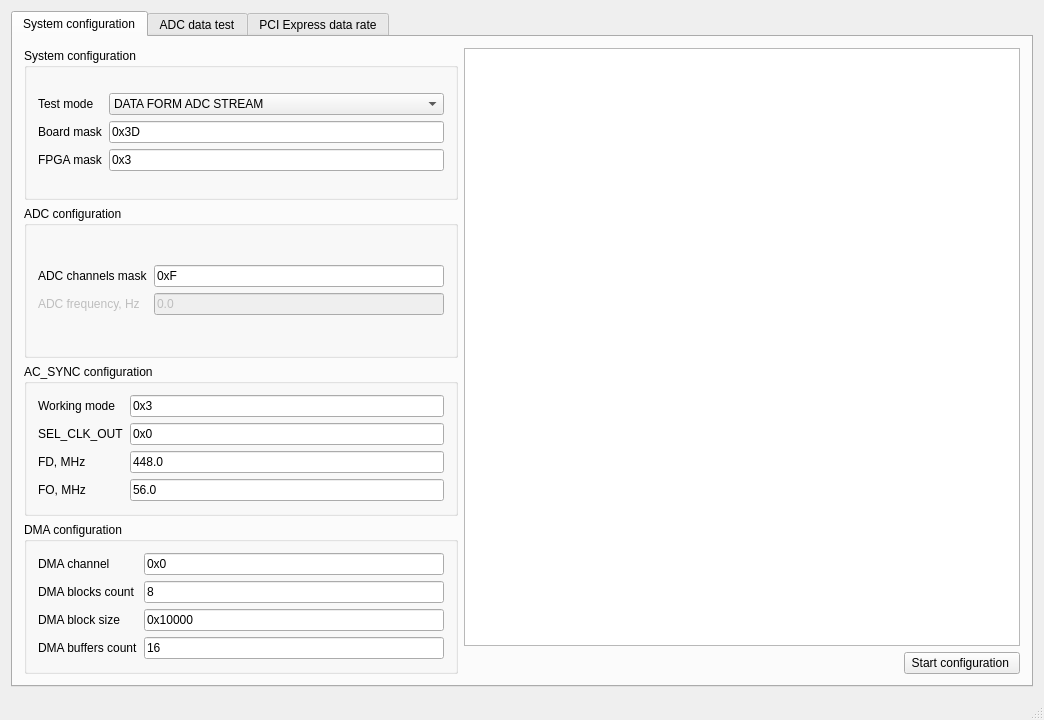
karakozov/mainstream, file gui/mainwindow.ui: the form before one commit.
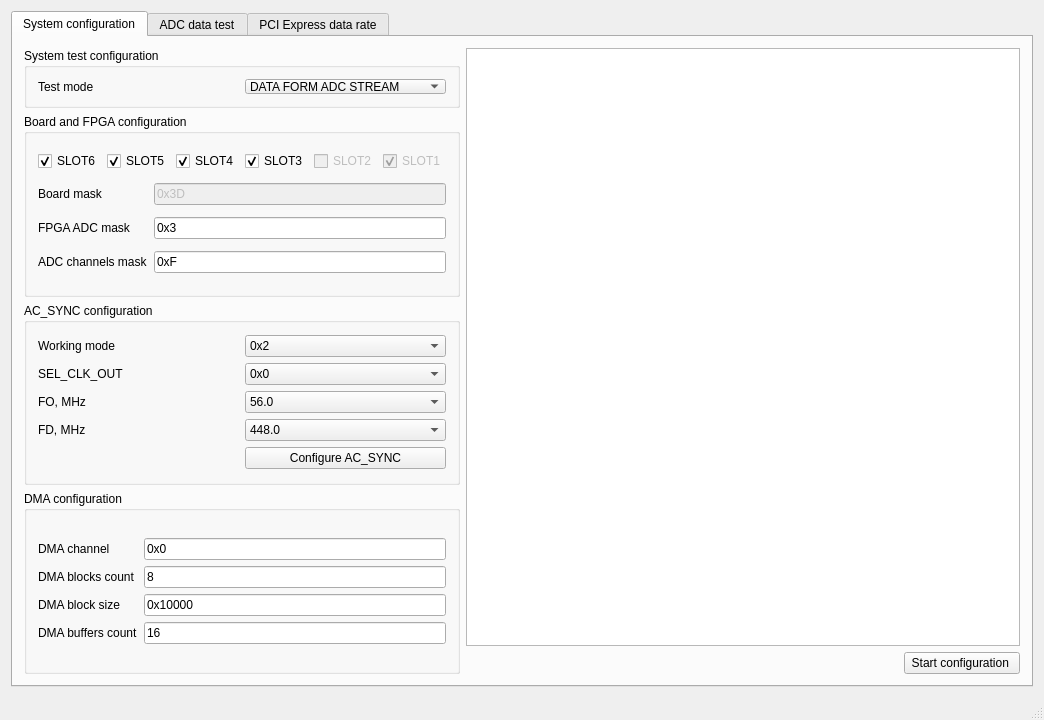
The form after the commit.

```diff
--- a/gui/mainwindow.ui
+++ b/gui/mainwindow.ui
@@ -36,19 +36,18 @@
          <layout class="QVBoxLayout" name="verticalLayout">
           <item>
            <widget class="QGroupBox" name="groupBox_2">
+            <property name="maximumSize">
+             <size>
+              <width>16777215</width>
+              <height>60</height>
+             </size>
+            </property>
             <property name="title">
-             <string>System configuration</string>
+             <string>System test configuration</string>
             </property>
             <layout class="QGridLayout" name="gridLayout_4">
              <item row="0" column="0">
               <layout class="QGridLayout" name="gridLayout_5">
-               <item row="1" column="1">
-                <widget class="QLineEdit" name="leBoardMask">
-                 <property name="text">
-                  <string>0x3D</string>
-                 </property>
-                </widget>
-               </item>
                <item row="0" column="0">
                 <widget class="QLabel" name="label_8">
                  <property name="text">
@@ -56,13 +55,6 @@
                  </property>
                 </widget>
                </item>
-               <item row="1" column="0">
-                <widget class="QLabel" name="label_7">
-                 <property name="text">
-                  <string>Board mask</string>
-                 </property>
-                </widget>
-               </item>
                <item row="0" column="1">
                 <widget class="QComboBox" name="cbTestMode">
                  <item>
@@ -87,20 +79,6 @@
                  </item>
                 </widget>
                </item>
-               <item row="2" column="0">
-                <widget class="QLabel" name="label_11">
-                 <property name="text">
-                  <string>FPGA mask</string>
-                 </property>
-                </widget>
-               </item>
-               <item row="2" column="1">
-                <widget class="QLineEdit" name="leFpgaMask">
-                 <property name="text">
-                  <string>0x3</string>
-                 </property>
-                </widget>
-               </item>
               </layout>
              </item>
             </layout>
@@ -109,47 +87,121 @@
           <item>
            <widget class="QGroupBox" name="groupBox_3">
             <property name="title">
-             <string>ADC configuration</string>
+             <string>Board and FPGA configuration</string>
             </property>
             <layout class="QGridLayout" name="gridLayout_6">
-             <item row="0" column="0">
-              <layout class="QGridLayout" name="gridLayout_7">
-               <item row="1" column="1">
-                <widget class="QLineEdit" name="lineEdit_7">
-                 <property name="enabled">
-                  <bool>false</bool>
+             <item row="0" column="0" colspan="2">
+              <layout class="QHBoxLayout" name="horizontalLayout_2">
+               <item>
+                <widget class="QCheckBox" name="cbSlot6">
+                 <property name="text">
+                  <string>SLOT6</string>
                  </property>
+                 <property name="checked">
+                  <bool>true</bool>
+                 </property>
+                </widget>
+               </item>
+               <item>
+                <widget class="QCheckBox" name="cbSlot5">
                  <property name="text">
-                  <string>0.0</string>
+                  <string>SLOT5</string>
                  </property>
+                 <property name="checked">
+                  <bool>true</bool>
+                 </property>
                 </widget>
                </item>
-               <item row="0" column="0">
-                <widget class="QLabel" name="label_9">
+               <item>
+                <widget class="QCheckBox" name="cbSlot4">
                  <property name="text">
-                  <string>ADC channels mask</string>
+                  <string>SLOT4</string>
                  </property>
+                 <property name="checked">
+                  <bool>true</bool>
+                 </property>
                 </widget>
                </item>
-               <item row="1" column="0">
-                <widget class="QLabel" name="label_10">
+               <item>
+                <widget class="QCheckBox" name="cbSlot3">
+                 <property name="text">
+                  <string>SLOT3</string>
+                 </property>
+                 <property name="checked">
+                  <bool>true</bool>
+                 </property>
+                </widget>
+               </item>
+               <item>
+                <widget class="QCheckBox" name="cbSlot2">
                  <property name="enabled">
                   <bool>false</bool>
                  </property>
                  <property name="text">
-                  <string>ADC frequency, Hz</string>
+                  <string>SLOT2</string>
                  </property>
                 </widget>
                </item>
-               <item row="0" column="1">
-                <widget class="QLineEdit" name="leAdcMask">
+               <item>
+                <widget class="QCheckBox" name="cbSlot1">
+                 <property name="enabled">
+                  <bool>false</bool>
+                 </property>
                  <property name="text">
-                  <string>0xF</string>
+                  <string>SLOT1</string>
+                 </property>
+                 <property name="checked">
+                  <bool>true</bool>
                  </property>
                 </widget>
                </item>
               </layout>
              </item>
+             <item row="1" column="0">
+              <widget class="QLabel" name="label_7">
+               <property name="text">
+                <string>Board mask</string>
+               </property>
+              </widget>
+             </item>
+             <item row="1" column="1">
+              <widget class="QLineEdit" name="leBoardMask">
+               <property name="enabled">
+                <bool>false</bool>
+               </property>
+               <property name="text">
+                <string>0x3D</string>
+               </property>
+              </widget>
+             </item>
+             <item row="2" column="0">
+              <widget class="QLabel" name="label_11">
+               <property name="text">
+                <string>FPGA ADC mask</string>
+               </property>
+              </widget>
+             </item>
+             <item row="2" column="1">
+              <widget class="QLineEdit" name="leFpgaMask">
+               <property name="text">
+                <string>0x3</string>
+               </property>
+              </widget>
+             </item>
+             <item row="3" column="0">
+              <widget class="QLabel" name="label_9">
+               <property name="text">
+                <string>ADC channels mask</string>
+               </property>
+              </widget>
+             </item>
+             <item row="3" column="1">
+              <widget class="QLineEdit" name="leAdcMask">
+               <property name="text">
+                <string>0xF</string>
+               </property>
+              </widget>
+             </item>
             </layout>
            </widget>
           </item>
@@ -161,20 +213,13 @@
             <layout class="QGridLayout" name="gridLayout_8">
              <item row="0" column="0">
               <layout class="QGridLayout" name="gridLayout_9">
-               <item row="2" column="0">
+               <item row="3" column="0">
                 <widget class="QLabel" name="label_5">
                  <property name="text">
                   <string>FD, MHz</string>
                  </property>
                 </widget>
                </item>
-               <item row="3" column="0">
-                <widget class="QLabel" name="label_6">
-                 <property name="text">
-                  <string>FO, MHz</string>
-                 </property>
-                </widget>
-               </item>
                <item row="1" column="0">
                 <widget class="QLabel" name="label_12">
                  <property name="text">
@@ -190,31 +235,122 @@
                 </widget>
                </item>
                <item row="1" column="1">
-                <widget class="QLineEdit" name="leSyncSelClkOut">
+                <widget class="QComboBox" name="cbSyncSelClkOut">
+                 <item>
+                  <property name="text">
+                   <string>0x0</string>
+                  </property>
+                 </item>
+                 <item>
+                  <property name="text">
+                   <string>0x1</string>
+                  </property>
+                 </item>
+                </widget>
+               </item>
+               <item row="0" column="1">
+                <widget class="QComboBox" name="cbSyncMode">
+                 <property name="currentIndex">
+                  <number>2</number>
+                 </property>
+                 <item>
+                  <property name="text">
+                   <string>0x0</string>
+                  </property>
+                 </item>
+                 <item>
+                  <property name="text">
+                   <string>0x1</string>
+                  </property>
+                 </item>
+                 <item>
+                  <property name="text">
+                   <string>0x2</string>
+                  </property>
+                 </item>
+                 <item>
+                  <property name="text">
+                   <string>0x3</string>
+                  </property>
+                 </item>
+                </widget>
+               </item>
+               <item row="5" column="1">
+                <widget class="QPushButton" name="pbSyncConfigure">
                  <property name="text">
-                  <string>0x0</string>
+                  <string>Configure AC_SYNC</string>
+                 </property>
+                </widget>
+               </item>
+               <item row="2" column="0">
+                <widget class="QLabel" name="label_6">
+                 <property name="text">
+                  <string>FO, MHz</string>
                  </property>
                 </widget>
                </item>
                <item row="2" column="1">
-                <widget class="QLineEdit" name="leSyncFD">
-                 <property name="text">
-                  <string>448.0</string>
+                <widget class="QComboBox" name="cbSyncFO">
+                 <property name="currentIndex">
+                  <number>1</number>
                  </property>
+                 <item>
+                  <property name="text">
+                   <string>10.0</string>
+                  </property>
+                 </item>
+                 <item>
+                  <property name="text">
+                   <string>56.0</string>
+                  </property>
+                 </item>
+                 <item>
+                  <property name="text">
+                   <string>120.0</string>
+                  </property>
+                 </item>
+                 <item>
+                  <property name="text">
+                   <string>400.0</string>
+                  </property>
+                 </item>
+                 <item>
+                  <property name="text">
+                   <string>448.0</string>
+                  </property>
+                 </item>
+                 <item>
+                  <property name="text">
+                   <string>480.0</string>
+                  </property>
+                 </item>
                 </widget>
                </item>
                <item row="3" column="1">
-                <widget class="QLineEdit" name="leSyncFO">
-                 <property name="text">
-                  <string>56.0</string>
+                <widget class="QComboBox" name="cbSyncFD">
+                 <property name="currentIndex">
+                  <number>1</number>
                  </property>
-                </widget>
-               </item>
-               <item row="0" column="1">
-                <widget class="QLineEdit" name="leSyncMode">
-                 <property name="text">
-                  <string>0x3</string>
-                 </property>
+                 <item>
+                  <property name="text">
+                   <string>400.0</string>
+                  </property>
+                 </item>
+                 <item>
+                  <property name="text">
+                   <string>448.0</string>
+                  </property>
+                 </item>
+                 <item>
+                  <property name="text">
+                   <string>488.72</string>
+                  </property>
+                 </item>
+                 <item>
+                  <property name="text">
+                   <string>480</string>
+                  </property>
+                 </item>
                 </widget>
                </item>
               </layout>
```
Left out of the diff: 9 changed lines with no effect on the pictures.
